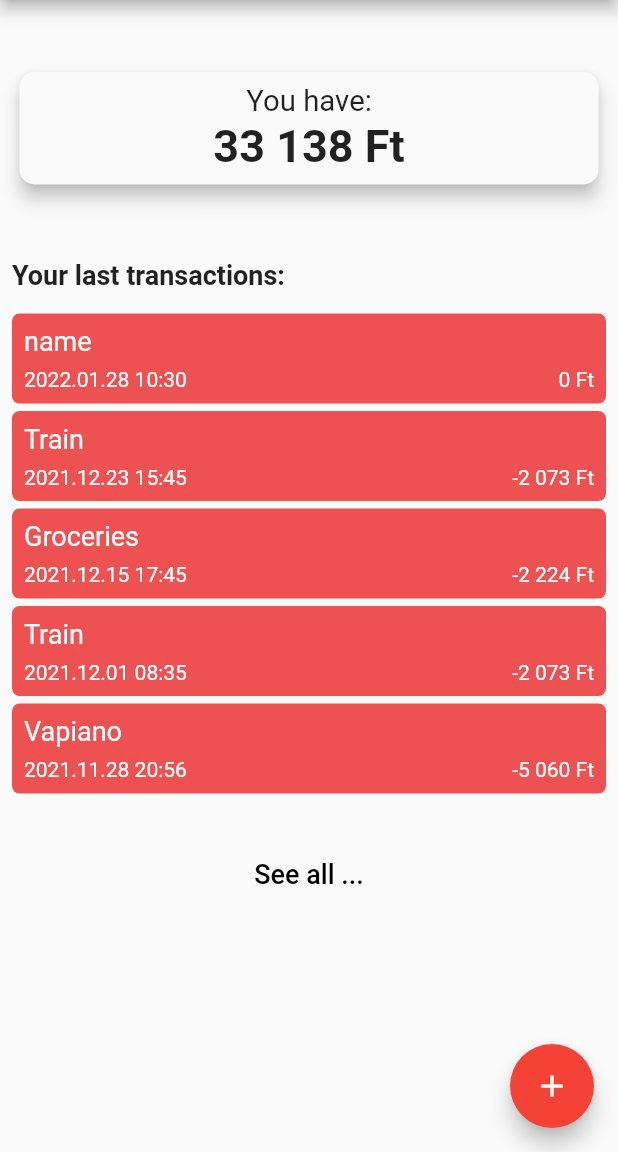
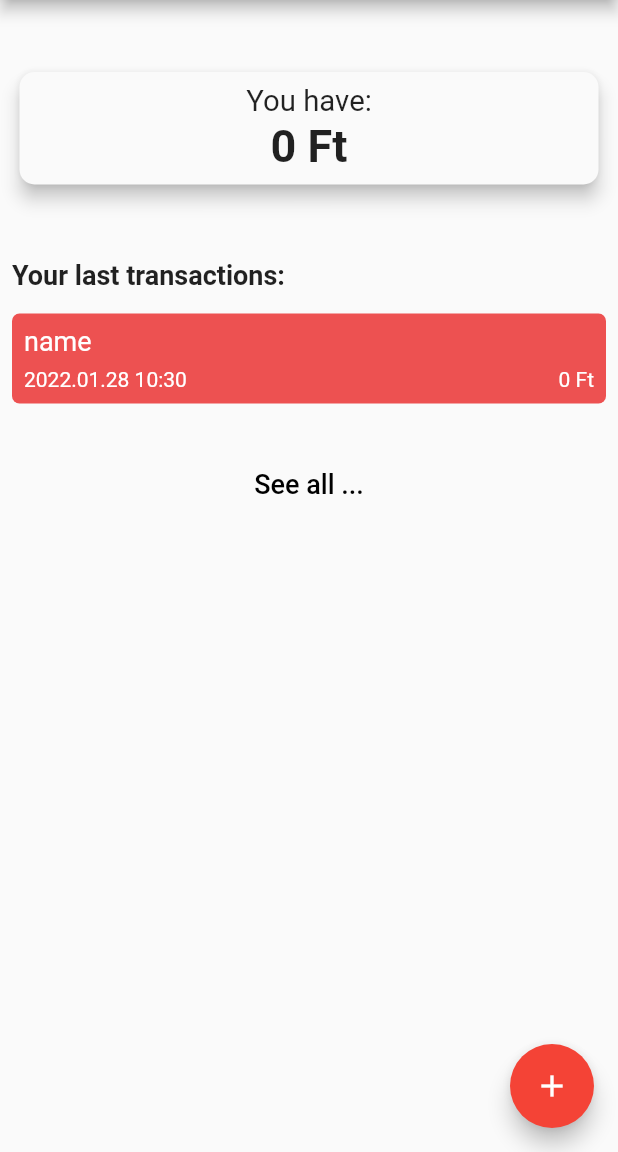
Before and after one commit to vluv99/flutter-money-manager, a Flutter app: the AddTransactionDetail screen opened directly, after a tap on "ADD", on a phone screen of 412 x 824 dp, the part 84-1236 px from its top. Run offline on Flutter 3.47's test engine with Material 2 defaults, Android fonts, the phone set to English and light mode, and no system bars; drawn by our look-alikes of auto_size_text; our stand-ins replace flutter_datetime_picker, google_maps_flutter, hive, hive_flutter; missing offline and left inert: sticky_grouped_list; accounts and stored records are empty.

Commit message:
added hive

```diff
--- a/lib/add_transaction.dart
+++ b/lib/add_transaction.dart
@@ -7,6 +7,7 @@ import 'package:money_manager_app/components/fancy_button_windget.dart';
 import 'package:provider/provider.dart';
 
 import 'bottom_navbar_widget.dart';
+import 'model/transaction.dart';
 import 'model/transaction_model.dart';
 
 var dateFormat = DateFormat('yyyy.MM.dd HH:mm');
--- a/lib/add_transaction_detailed.dart
+++ b/lib/add_transaction_detailed.dart
@@ -7,6 +7,7 @@ import 'package:money_manager_app/components/fancy_button_windget.dart';
 import 'package:provider/provider.dart';
 
 import 'bottom_navbar_widget.dart';
+import 'model/transaction.dart';
 import 'model/transaction_model.dart';
 
 var dateFormat = DateFormat('yyyy.MM.dd HH:mm');
--- a/lib/components/transaction_card_widget.dart
+++ b/lib/components/transaction_card_widget.dart
@@ -1,6 +1,7 @@
 import 'package:flutter/material.dart';
 import 'package:auto_size_text/auto_size_text.dart';
 import 'package:intl/intl.dart';
+import 'package:money_manager_app/model/transaction.dart';
 import 'package:money_manager_app/model/transaction_model.dart';
 import 'package:money_manager_app/transaction_detail.dart';
 
--- a/lib/home.dart
+++ b/lib/home.dart
@@ -1,15 +1,11 @@
 import 'package:flutter/material.dart';
 import 'package:money_manager_app/add_transaction.dart';
 import 'package:money_manager_app/model/transaction_model.dart';
-import 'package:money_manager_app/transaction_detail.dart';
+
 import 'package:provider/provider.dart';
 import 'package:intl/intl.dart';
-import 'package:intl/date_symbol_data_local.dart';
-
-import 'bottom_navbar_widget.dart';
 
 import 'components/current_balance_widget.dart';
-import 'components/fancy_button_windget.dart';
 import 'components/transaction_card_widget.dart';
 import 'list_transactions.dart';
 
--- a/lib/list_transactions.dart
+++ b/lib/list_transactions.dart
@@ -6,6 +6,7 @@ import 'package:sticky_grouped_list/sticky_grouped_list.dart';
 
 import 'bottom_navbar_widget.dart';
 import 'components/transaction_card_widget.dart';
+import 'model/transaction.dart';
 import 'model/transaction_model.dart';
 
 var dateFormat = new DateFormat('yyyy.MM.dd HH:mm');
@@ -37,7 +38,7 @@ class TransactionsPage extends StatelessWidget {
         return StickyGroupedListView<Transaction, int>(
           elements: list,
           groupBy: (tr) => tr.date.month,
-          order: StickyGroupedListOrder.DESC,
+          order: StickyGroupedListOrder.ASC,
           groupSeparatorBuilder: (Transaction element) => _listHeader(element),
           itemBuilder: (context, element) =>
               TransactionCardWidget(transaction: element),
--- a/lib/main.dart
+++ b/lib/main.dart
@@ -1,12 +1,20 @@
 import 'package:flutter/material.dart';
-import 'package:money_manager_app/add_transaction.dart';
+
 import 'package:money_manager_app/home.dart';
-import 'package:money_manager_app/list_transactions.dart';
+
+import 'package:money_manager_app/model/transaction.dart';
 import 'package:money_manager_app/model/transaction_model.dart';
-import 'package:money_manager_app/transaction_detail.dart';
+
 import 'package:provider/provider.dart';
 
-void main() {
+import 'package:hive/hive.dart';
+import 'package:hive_flutter/hive_flutter.dart';
+
+void main() async {
+  await Hive.initFlutter();
+  Hive.registerAdapter(TransactionAdapter());
+  await Hive.openBox<Transaction>('transactions');
+
   runApp(const MongerApp());
 }
 
--- /dev/null
+++ b/lib/model/transaction.dart
@@ -0,0 +1,38 @@
+import 'dart:collection';
+import 'dart:core';
+
+import 'package:hive/hive.dart';
+
+part 'transaction.g.dart';
+
+@HiveType(typeId: 0)
+class Transaction {
+  static const String DB = "transactions";
+
+  @HiveField(0)
+  int amount = 0;
+
+  @HiveField(1)
+  String name = "";
+
+  @HiveField(2)
+  DateTime date = DateTime.now();
+
+  @HiveField(3)
+  String note =
+      "Lorem ipsum dolor sit amet, consectetur adipiscing elit, sed do eiusmod tempor incididunt ut labore et dolore magna aliqua.";
+
+  @HiveField(4)
+  double lat = 45.521563;
+
+  @HiveField(5)
+  double lng = -122.677433;
+
+  @HiveField(6)
+  List<String> people = ['Peter', 'Bali', 'Pea'];
+
+  Transaction({required this.amount, required this.name, required this.date});
+
+  // put this here, to try list people in the details
+  UnmodifiableListView<String> get list => UnmodifiableListView(people);
+}
--- a/lib/model/transaction_model.dart
+++ b/lib/model/transaction_model.dart
@@ -3,6 +3,7 @@ import 'dart:collection';
 import 'package:flutter/material.dart';
 import 'package:google_maps_flutter/google_maps_flutter.dart';
 import 'package:hive/hive.dart';
+import 'package:money_manager_app/model/transaction.dart';
 
 class TransactionModel extends ChangeNotifier {
   final List<Transaction> _list = [
@@ -37,15 +38,19 @@ class TransactionModel extends ChangeNotifier {
   ];
 
   int get currentAmount {
+    var b = Hive.box<Transaction>(Transaction.DB);
     int amount = 0;
-    for (var item in _list) {
+    for (var item in b.values) {
       amount += item.amount;
     }
     return amount;
   }
 
   UnmodifiableListView<Transaction> get list {
-    var l = List<Transaction>.from(_list);
+
+    var b = Hive.box<Transaction>(Transaction.DB);
+    var l = b.values.toList();
+    //var l = List<Transaction>.from(_list);
     l.sort((a, b) {
       return 1 - a.date.compareTo(b.date);
     });
@@ -54,7 +59,9 @@ class TransactionModel extends ChangeNotifier {
   }
 
   void addTransaction(Transaction trans) {
-    _list.add(trans);
+    var b = Hive.box<Transaction>(Transaction.DB);
+    b.add(trans);
+    //_list.add(trans);
     notifyListeners();
   }
 
@@ -68,30 +75,3 @@ class TransactionModel extends ChangeNotifier {
     return Transaction(amount: 0, name: "none", date: DateTime.now());
   }
 }
-
-@HiveType(typeId: 0)
-class Transaction {
-  @HiveField(0)
-  int amount = 0;
-
-  @HiveField(1)
-  String name = "";
-
-  @HiveField(2)
-  DateTime date = DateTime.now();
-
-  @HiveField(3)
-  String note =
-      "Lorem ipsum dolor sit amet, consectetur adipiscing elit, sed do eiusmod tempor incididunt ut labore et dolore magna aliqua.";
-
-  @HiveField(4)
-  LatLng place = LatLng(45.521563, -122.677433);
-
-  @HiveField(5)
-  List<String> people = ['Peter', 'Bali', 'Pea'];
-
-  Transaction({required this.amount, required this.name, required this.date});
-
-  // put this here, to try list people in the details
-  UnmodifiableListView<String> get list => UnmodifiableListView(people);
-}
--- a/lib/transaction_detail.dart
+++ b/lib/transaction_detail.dart
@@ -3,6 +3,7 @@ import 'package:intl/intl.dart';
 import 'package:provider/provider.dart';
 
 import 'bottom_navbar_widget.dart';
+import 'model/transaction.dart';
 import 'model/transaction_model.dart';
 
 var dateFormat = new DateFormat('yyyy.MM.dd HH:mm');
--- a/pubspec.yaml
+++ b/pubspec.yaml
@@ -47,6 +47,8 @@ dependencies:
   # database
   hive: ^2.0.4
   hive_flutter: ^1.1.0
+  hive_generator: ^1.1.2
+  build_runner: ^2.0.5
 
   #grouped_list: ^4.1.0
   auto_size_text: ^3.0.0
```
Also changed, not shown: lib/model/transaction.g.dart (added), pubspec.lock.
